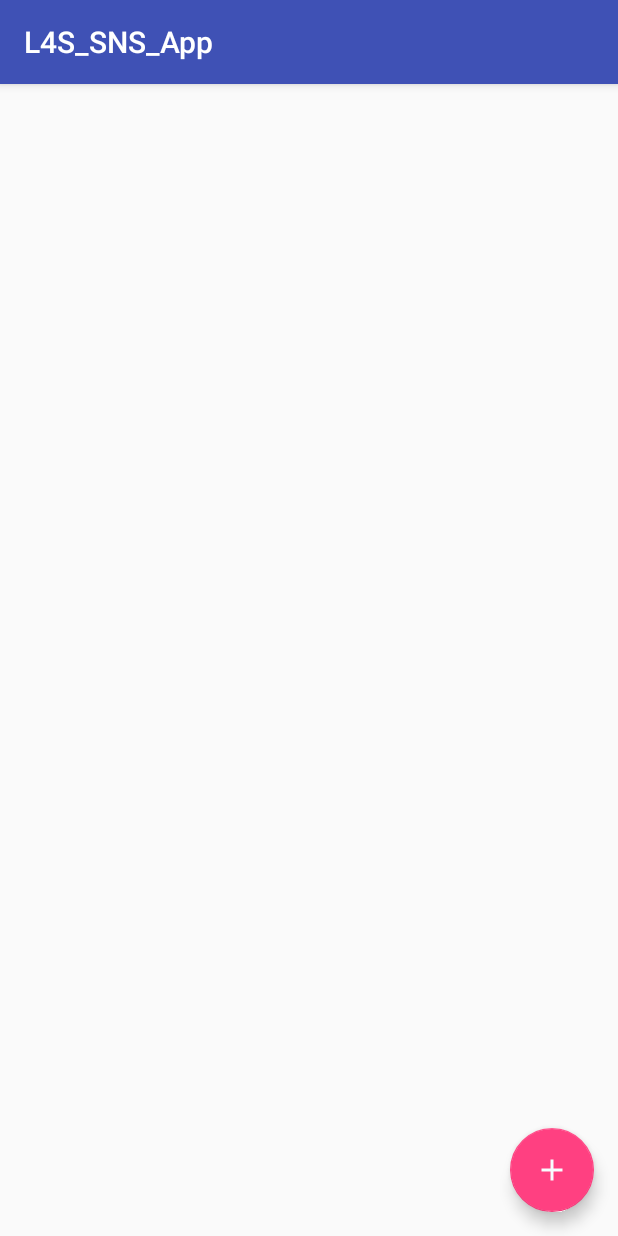
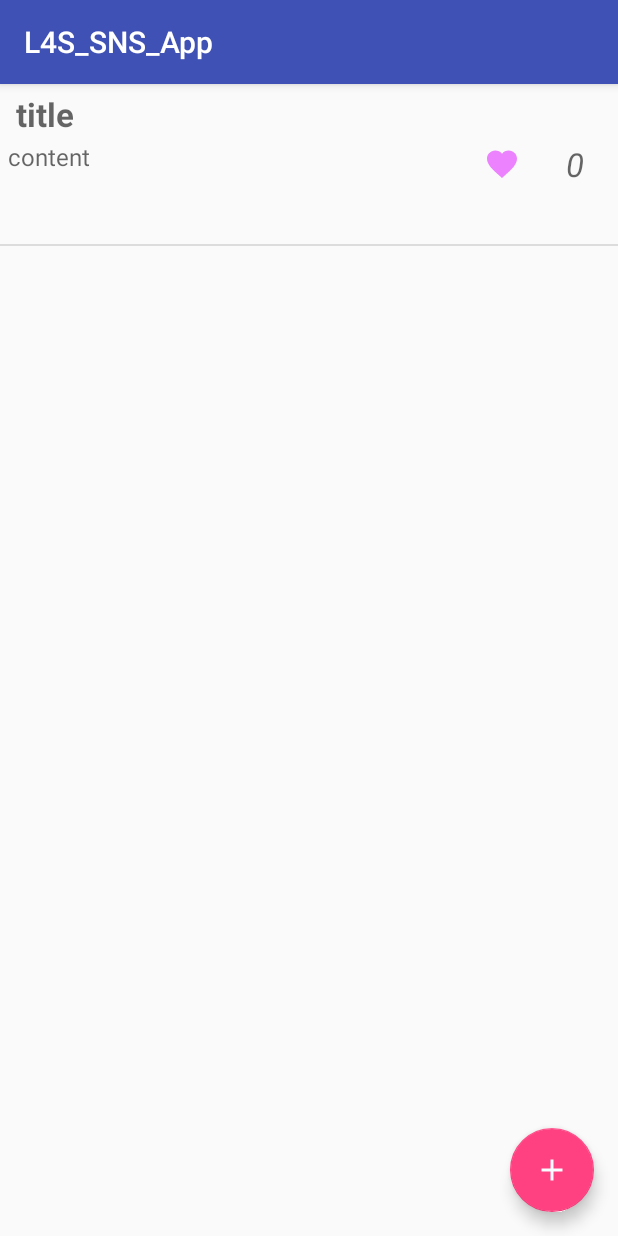
Before and after one commit to valjapan/L4S_SNSApp, an Android app: the screen it shows after launch (MainActivity), on a phone screen of 412 x 824 dp. Run offline under Robolectric (Android 15) with nearby library versions, the phone set to English and light mode, and no system bars.

Commit message:
add update

```diff
--- a/app/src/main/AndroidManifest.xml
+++ b/app/src/main/AndroidManifest.xml
@@ -16,6 +16,7 @@
                 <category android:name="android.intent.category.LAUNCHER" />
             </intent-filter>
         </activity>
+        <activity android:name=".AddActivity"></activity>
     </application>
 
 </manifest>
--- a/app/src/main/java/com/valjapan/l4s_sns_app/CardAdapter.java
+++ b/app/src/main/java/com/valjapan/l4s_sns_app/CardAdapter.java
@@ -56,6 +56,23 @@ public class CardAdapter extends ArrayAdapter<UserData> {
             convertView = LayoutInflater.from(getContext()).inflate(R.layout.card, null);
             viewHolder = new ViewHolder(convertView);
             convertView.setTag(viewHolder);
+        } else {
+            viewHolder = (ViewHolder) convertView.getTag();
+        }
+
+        final UserData item = getItem(position);
+
+        if (item != null) {
+//            set data
+            viewHolder.titleTextView.setText(item.title);
+            viewHolder.contentTextView.setText(item.content);
+            viewHolder.likeButton.setOnClickListener(new View.OnClickListener() {
+                @Override
+                public void onClick(View v) {
+                    item.likeNum++;
+                    viewHolder.likeTextView.setText(String.valueOf(item.likeNum));
+                }
+            });
         }
 
         return convertView;
--- a/app/src/main/java/com/valjapan/l4s_sns_app/MainActivity.java
+++ b/app/src/main/java/com/valjapan/l4s_sns_app/MainActivity.java
@@ -1,13 +1,38 @@
 package com.valjapan.l4s_sns_app;
 
+import android.content.Intent;
+import android.os.Bundle;
 import android.support.v7.app.AppCompatActivity;
-import android.os.Bundle;
+import android.view.View;
+import android.widget.ListView;
+
+import java.util.ArrayList;
+import java.util.List;
 
 public class MainActivity extends AppCompatActivity {
+    List<UserData> mCards;
+    CardAdapter mCardAdapter;
+    ListView mListView;
+
 
     @Override
     protected void onCreate(Bundle savedInstanceState) {
         super.onCreate(savedInstanceState);
         setContentView(R.layout.activity_main);
+
+        mListView = (ListView) findViewById(R.id.list_view);
+        mCards = new ArrayList<UserData>();
+
+        mCards.add(new UserData("title", "content"));
+
+        mCardAdapter = new CardAdapter(this, R.layout.card, mCards);
+        mListView.setAdapter(mCardAdapter);
     }
+
+    public void addButton(View v) {
+        Intent intent = new Intent(this, AddActivity.class);
+        startActivity(intent);
+    }
+
+
 }
--- a/app/src/main/java/com/valjapan/l4s_sns_app/UserData.java
+++ b/app/src/main/java/com/valjapan/l4s_sns_app/UserData.java
@@ -3,14 +3,12 @@ package com.valjapan.l4s_sns_app;
 public class UserData {
     public String title;
     public String content;
-    public int likeNum;
+    public int likeNum = 0;
 
     public String fireBaseKey;
 
-    public UserData(String title, String content, int likeNum, String fireBaseKey) {
+    public UserData(String title, String content) {
         this.title = title;
         this.content = content;
-        this.likeNum = likeNum;
-        this.fireBaseKey = fireBaseKey;
     }
 }
--- /dev/null
+++ b/app/src/main/res/drawable/edit_text_background.xml
@@ -0,0 +1,6 @@
+<?xml version="1.0" encoding="utf-8"?>
+<shape xmlns:android="http://schemas.android.com/apk/res/android">
+    <stroke
+        android:width="2dp"
+        android:color="@color/colorAccent"/>
+</shape>
--- /dev/null
+++ b/app/src/main/res/drawable/edit_text_background_white.xml
@@ -0,0 +1,5 @@
+<?xml version="1.0" encoding="utf-8"?>
+<shape xmlns:android="http://schemas.android.com/apk/res/android">
+    <stroke
+        android:width="2dp"/>
+</shape>
--- /dev/null
+++ b/app/src/main/res/drawable/ic_save.xml
@@ -0,0 +1,5 @@
+<vector android:height="24dp" android:tint="#F8FBF8"
+    android:viewportHeight="24.0" android:viewportWidth="24.0"
+    android:width="24dp" xmlns:android="http://schemas.android.com/apk/res/android">
+    <path android:fillColor="#FF000000" android:pathData="M17,3L5,3c-1.11,0 -2,0.9 -2,2v14c0,1.1 0.89,2 2,2h14c1.1,0 2,-0.9 2,-2L21,7l-4,-4zM12,19c-1.66,0 -3,-1.34 -3,-3s1.34,-3 3,-3 3,1.34 3,3 -1.34,3 -3,3zM15,9L5,9L5,5h10v4z"/>
+</vector>
--- a/app/src/main/res/layout/activity_main.xml
+++ b/app/src/main/res/layout/activity_main.xml
@@ -13,6 +13,7 @@
 
     <android.support.design.widget.FloatingActionButton
         android:id="@+id/add_button"
+        android:onClick="addButton"
         android:layout_width="wrap_content"
         android:layout_height="wrap_content"
         android:layout_alignParentBottom="true"
```
Also changed, not shown: app/src/main/java/com/valjapan/l4s_sns_app/AddActivity.java (added, +44 -0 lines), app/src/main/res/layout/activity_add.xml (added, +54 -0 lines).
